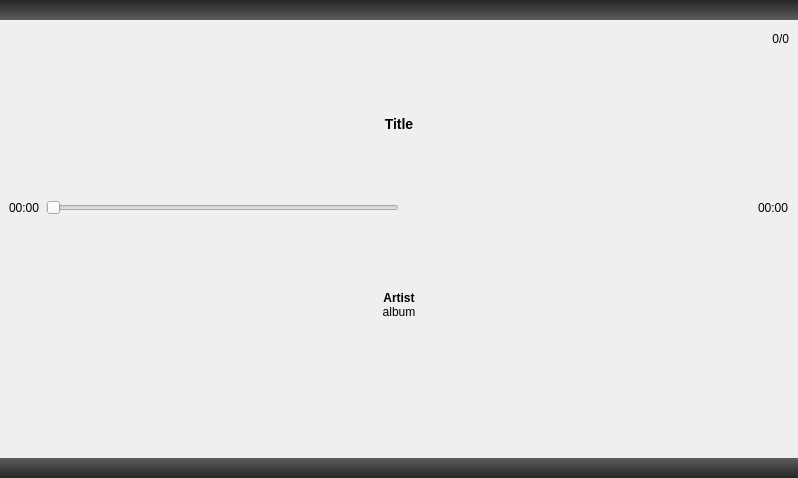
Old version of the form src/ui/playerform.ui in the repository niktischenko/someplayer.
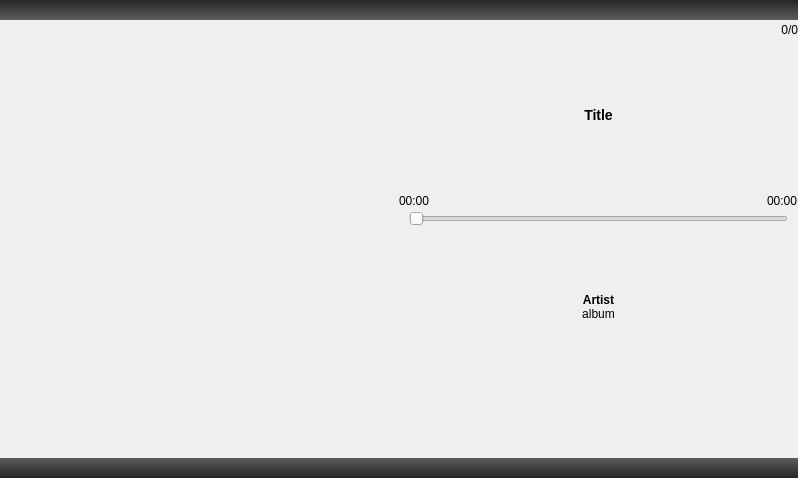
New version of the form. The open tabs and pages were chosen to show the change. Icons and pictures are not drawn.

Commit message: First implementation of cover showing

The edit to the form file:
```diff
--- a/src/ui/playerform.ui
+++ b/src/ui/playerform.ui
@@ -214,9 +214,107 @@
          </property>
          <item row="0" column="0">
           <widget class="QWidget" name="widget" native="true">
-           <layout class="QVBoxLayout" name="verticalLayout_2">
+           <layout class="QGridLayout" name="gridLayout_3">
+            <property name="margin">
+             <number>0</number>
+            </property>
+            <property name="spacing">
+             <number>0</number>
+            </property>
+            <item row="0" column="0">
+             <layout class="QGridLayout" name="coverLayout">
+              <item row="2" column="1">
+               <widget class="QLabel" name="coverLabel">
+                <property name="sizePolicy">
+                 <sizepolicy hsizetype="Fixed" vsizetype="Fixed">
+                  <horstretch>0</horstretch>
+                  <verstretch>0</verstretch>
+                 </sizepolicy>
+                </property>
+                <property name="minimumSize">
+                 <size>
+                  <width>300</width>
+                  <height>300</height>
+                 </size>
+                </property>
+                <property name="maximumSize">
+                 <size>
+                  <width>300</width>
+                  <height>300</height>
+                 </size>
+                </property>
+                <property name="text">
+                 <string/>
+                </property>
+                <property name="pixmap">
+                 <pixmap resource="../../resources/resources.qrc">:/images/defaultcover.png</pixmap>
+                </property>
+                <property name="scaledContents">
+                 <bool>true</bool>
+                </property>
+                <property name="indent">
+                 <number>0</number>
+                </property>
+               </widget>
+              </item>
+              <item row="2" column="0">
+               <spacer name="horizontalSpacer">
+                <property name="orientation">
+                 <enum>Qt::Horizontal</enum>
+                </property>
+                <property name="sizeHint" stdset="0">
+                 <size>
+                  <width>40</width>
+                  <height>20</height>
+                 </size>
+                </property>
+               </spacer>
+              </item>
+              <item row="2" column="2">
+               <spacer name="chorizontalSpacer">
+                <property name="orientation">
+                 <enum>Qt::Horizontal</enum>
+                </property>
+                <property name="sizeHint" stdset="0">
+                 <size>
+                  <width>40</width>
+                  <height>20</height>
+                 </size>
+                </property>
+               </spacer>
+              </item>
+              <item row="3" column="1">
+               <spacer name="verticalSpacer_5">
+                <property name="orientation">
+                 <enum>Qt::Vertical</enum>
+                </property>
+                <property name="sizeHint" stdset="0">
+                 <size>
+                  <width>20</width>
+                  <height>40</height>
+                 </size>
+                </property>
+               </spacer>
+              </item>
+              <item row="1" column="1">
+               <spacer name="verticalSpacer_6">
+                <property name="orientation">
+                 <enum>Qt::Vertical</enum>
+                </property>
+                <property name="sizeHint" stdset="0">
+                 <size>
+                  <width>20</width>
+                  <height>40</height>
+                 </size>
+                </property>
+               </spacer>
+              </item>
+             </layout>
+            </item>
+            <item row="0" column="1">
+             <layout class="QVBoxLayout" name="controlLayout">
             <item>
-             <layout class="QHBoxLayout" name="horizontalLayout_5">
+               <layout class="QHBoxLayout" name="countHLayout">
               <item>
                <spacer name="horizontalSpacer_2">
                 <property name="orientation">
@@ -243,7 +341,7 @@
              </layout>
             </item>
             <item>
-             <spacer name="verticalSpacer">
+               <spacer name="cverticalSpacer_0">
               <property name="orientation">
                <enum>Qt::Vertical</enum>
               </property>
@@ -266,7 +364,7 @@
              </widget>
             </item>
             <item>
-             <spacer name="verticalSpacer_2">
+               <spacer name="cverticalSpacer_1">
               <property name="orientation">
                <enum>Qt::Vertical</enum>
               </property>
@@ -287,13 +385,6 @@
                 </property>
                </widget>
               </item>
-              <item>
-               <widget class="QSlider" name="seekSlider">
-                <property name="orientation">
-                 <enum>Qt::Horizontal</enum>
-                </property>
-               </widget>
-              </item>
               <item>
                <spacer name="seekSpacer">
                 <property name="orientation">
@@ -317,19 +408,50 @@
              </layout>
             </item>
             <item>
-             <widget class="QWidget" name="progressWidget" native="true">
-              <layout class="QVBoxLayout" name="verticalLayout_3">
-               <property name="spacing">
-                <number>0</number>
-               </property>
-               <property name="margin">
-                <number>0</number>
-               </property>
-              </layout>
+               <layout class="QHBoxLayout" name="seekLayout">
+                <item>
+                 <spacer name="horizontalSpacer_5">
+                  <property name="orientation">
+                   <enum>Qt::Horizontal</enum>
+                  </property>
+                  <property name="sizeType">
+                   <enum>QSizePolicy::Fixed</enum>
+                  </property>
+                  <property name="sizeHint" stdset="0">
+                   <size>
+                    <width>10</width>
+                    <height>0</height>
+                   </size>
+                  </property>
+                 </spacer>
+                </item>
+                <item>
+                 <widget class="QSlider" name="seekSlider">
+                  <property name="orientation">
+                   <enum>Qt::Horizontal</enum>
+                  </property>
              </widget>
             </item>
             <item>
-             <spacer name="verticalSpacer_3">
+                 <spacer name="horizontalSpacer_4">
+                  <property name="orientation">
+                   <enum>Qt::Horizontal</enum>
+                  </property>
+                  <property name="sizeType">
+                   <enum>QSizePolicy::Fixed</enum>
+                  </property>
+                  <property name="sizeHint" stdset="0">
+                   <size>
+                    <width>10</width>
+                    <height>0</height>
+                   </size>
+                  </property>
+                 </spacer>
+                </item>
+               </layout>
+              </item>
+              <item>
+               <spacer name="cverticalSpacer_2">
               <property name="orientation">
                <enum>Qt::Vertical</enum>
               </property>
@@ -352,7 +474,7 @@
              </widget>
             </item>
             <item>
-             <spacer name="verticalSpacer_4">
+               <spacer name="cverticalSpacer_3">
               <property name="orientation">
                <enum>Qt::Vertical</enum>
               </property>
@@ -363,6 +485,8 @@
                </size>
               </property>
              </spacer>
+              </item>
+             </layout>
             </item>
            </layout>
           </widget>
```
Left out of the diff: 24 changed lines with no effect on the pictures. Lines whose indentation alone changed are shown as unchanged. The commit also changes 8 other files.
